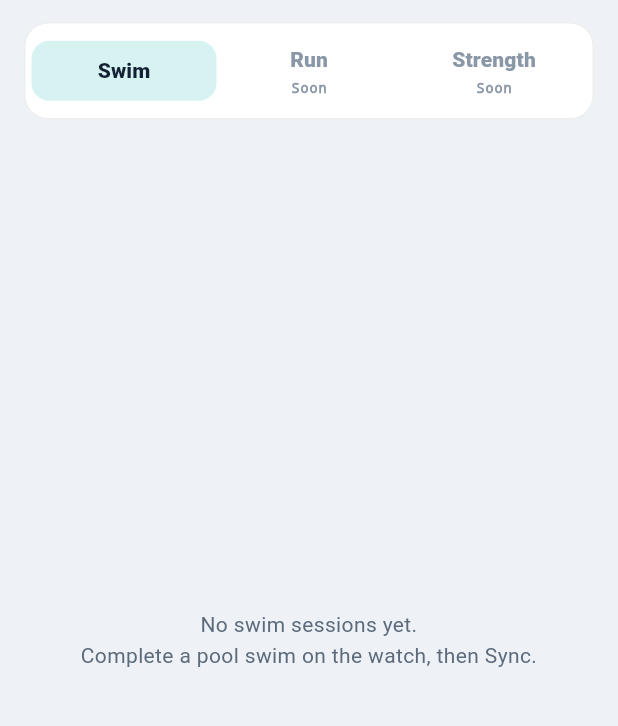
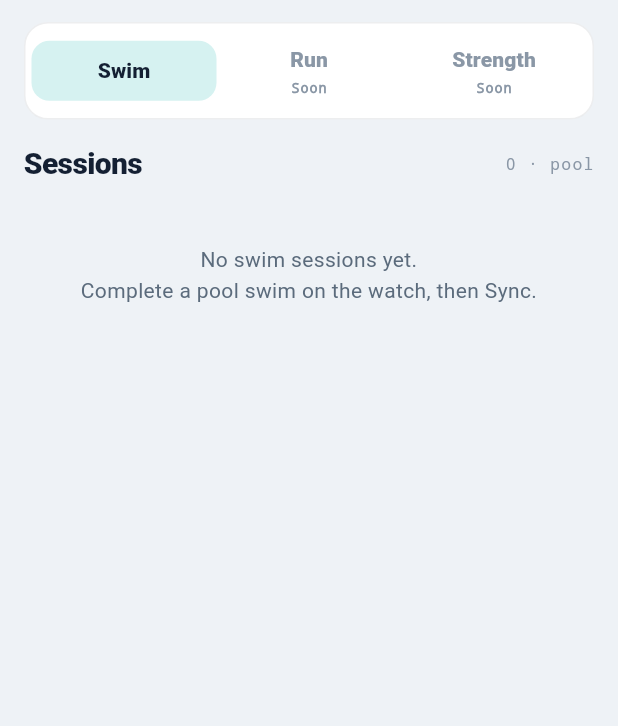
Before and after one commit to jalakamkiran/fitness_os, a Flutter app: the _WorkoutHistoryView screen opened directly, on a phone screen of 412 x 824 dp, the part 74-800 px from its top. Run offline on Flutter 3.47's test engine with Material 3 defaults, Android fonts, the phone set to English and light mode, and no system bars; our stand-ins replace equatable, flutter_bloc, get_it, shared_preferences; accounts and stored records are empty; Roboto replaces fonts that are missing (Manrope).

Commit message:
fix(workouts): await swim fixtures and keep Sessions header empty
Stabilize widget tests by waiting for bloc load, and always show the
Sessions list head (including 0 · pool) when Swim has no rows.

Co-authored-by: Cursor <cursoragent@cursor.com>

```diff
--- a/lib/features/workout_history/presentation/view/workout_history_screen.dart
+++ b/lib/features/workout_history/presentation/view/workout_history_screen.dart
@@ -157,20 +157,6 @@ class _SwimPanel extends StatelessWidget {
     final theme = Theme.of(context);
     final swim = workouts.where((w) => isSwimWorkout(w.type)).toList();
 
-    if (swim.isEmpty) {
-      return Center(
-        child: Padding(
-          padding: const EdgeInsets.all(24),
-          child: Text(
-            'No swim sessions yet.\n'
-            'Complete a pool swim on the watch, then Sync.',
-            textAlign: TextAlign.center,
-            style: theme.textTheme.bodyMedium?.copyWith(color: colors.inkDim),
-          ),
-        ),
-      );
-    }
-
     return ListView(
       padding: const EdgeInsets.fromLTRB(16, 16, 16, 24),
       children: [
@@ -196,6 +182,18 @@ class _SwimPanel extends StatelessWidget {
           ],
         ),
         const SizedBox(height: 12),
+        if (swim.isEmpty)
+          Padding(
+            padding: const EdgeInsets.symmetric(vertical: 28, horizontal: 8),
+            child: Text(
+              'No swim sessions yet.\n'
+              'Complete a pool swim on the watch, then Sync.',
+              textAlign: TextAlign.center,
+              style:
+                  theme.textTheme.bodyMedium?.copyWith(color: colors.inkDim),
+            ),
+          )
+        else
           for (var i = 0; i < swim.length; i++) ...[
             if (i > 0) const SizedBox(height: 10),
             SwimSessionRow(
```
Also changed, not shown: 1 other file. Lines whose indentation alone changed are shown as unchanged.
